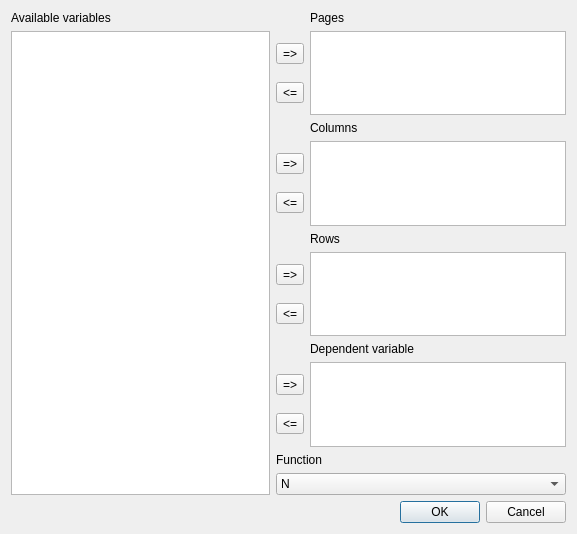
Before: the Qt Designer form cogstat/ui/pivot.ui in cogstat/cogstat, drawn with Qt 5.
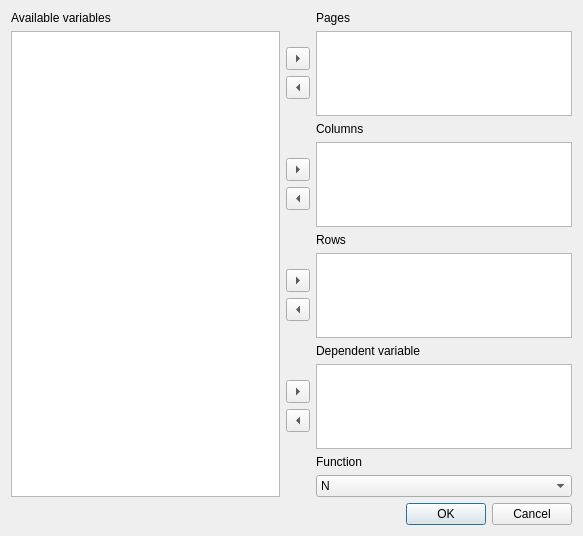
After: the same form once the commit is applied.

```diff
--- a/cogstat/ui/pivot.ui
+++ b/cogstat/ui/pivot.ui
@@ -6,15 +6,15 @@
    <rect>
     <x>0</x>
     <y>0</y>
-    <width>577</width>
-    <height>534</height>
+    <width>583</width>
+    <height>536</height>
    </rect>
   </property>
   <property name="windowTitle">
    <string>Pivot table</string>
   </property>
   <layout class="QGridLayout" name="gridLayout_5">
-   <item row="0" column="0" rowspan="5">
+   <item row="0" column="0" rowspan="4">
     <layout class="QVBoxLayout" name="verticalLayout_2">
      <item>
       <widget class="QLabel" name="label">
@@ -49,20 +49,46 @@
      </item>
      <item row="1" column="0">
       <layout class="QVBoxLayout" name="verticalLayout">
+       <item>
+        <spacer name="verticalSpacer">
+         <property name="orientation">
+          <enum>Qt::Vertical</enum>
+         </property>
+         <property name="sizeHint" stdset="0">
+          <size>
+           <width>20</width>
+           <height>40</height>
+          </size>
+         </property>
+        </spacer>
+       </item>
        <item>
         <widget class="QToolButton" name="addPages">
-         <property name="text">
-          <string>=&gt;</string>
+         <property name="arrowType">
+          <enum>Qt::RightArrow</enum>
          </property>
         </widget>
        </item>
        <item>
         <widget class="QToolButton" name="removePages">
-         <property name="text">
-          <string>&lt;=</string>
+         <property name="arrowType">
+          <enum>Qt::LeftArrow</enum>
          </property>
         </widget>
        </item>
+       <item>
+        <spacer name="verticalSpacer_2">
+         <property name="orientation">
+          <enum>Qt::Vertical</enum>
+         </property>
+         <property name="sizeHint" stdset="0">
+          <size>
+           <width>20</width>
+           <height>40</height>
+          </size>
+         </property>
+        </spacer>
+       </item>
       </layout>
      </item>
      <item row="1" column="1">
@@ -88,20 +114,46 @@
      </item>
      <item row="1" column="0">
       <layout class="QVBoxLayout" name="verticalLayout_3">
+       <item>
+        <spacer name="verticalSpacer_3">
+         <property name="orientation">
+          <enum>Qt::Vertical</enum>
+         </property>
+         <property name="sizeHint" stdset="0">
+          <size>
+           <width>20</width>
+           <height>40</height>
+          </size>
+         </property>
+        </spacer>
+       </item>
        <item>
         <widget class="QToolButton" name="addColumns">
-         <property name="text">
-          <string>=&gt;</string>
+         <property name="arrowType">
+          <enum>Qt::RightArrow</enum>
          </property>
         </widget>
        </item>
        <item>
         <widget class="QToolButton" name="removeColumns">
-         <property name="text">
-          <string>&lt;=</string>
+         <property name="arrowType">
+          <enum>Qt::LeftArrow</enum>
          </property>
         </widget>
        </item>
+       <item>
+        <spacer name="verticalSpacer_4">
+         <property name="orientation">
+          <enum>Qt::Vertical</enum>
+         </property>
+         <property name="sizeHint" stdset="0">
+          <size>
+           <width>20</width>
+           <height>40</height>
+          </size>
+         </property>
+        </spacer>
+       </item>
       </layout>
      </item>
      <item row="1" column="1">
@@ -127,20 +179,46 @@
      </item>
      <item row="1" column="0">
       <layout class="QVBoxLayout" name="verticalLayout_6">
+       <item>
+        <spacer name="verticalSpacer_5">
+         <property name="orientation">
+          <enum>Qt::Vertical</enum>
+         </property>
+         <property name="sizeHint" stdset="0">
+          <size>
+           <width>20</width>
+           <height>40</height>
+          </size>
+         </property>
+        </spacer>
+       </item>
        <item>
         <widget class="QToolButton" name="addRows">
-         <property name="text">
-          <string>=&gt;</string>
+         <property name="arrowType">
+          <enum>Qt::RightArrow</enum>
          </property>
         </widget>
        </item>
        <item>
         <widget class="QToolButton" name="removeRows">
-         <property name="text">
-          <string>&lt;=</string>
+         <property name="arrowType">
+          <enum>Qt::LeftArrow</enum>
          </property>
         </widget>
        </item>
+       <item>
+        <spacer name="verticalSpacer_6">
+         <property name="orientation">
+          <enum>Qt::Vertical</enum>
+         </property>
+         <property name="sizeHint" stdset="0">
+          <size>
+           <width>20</width>
+           <height>40</height>
+          </size>
+         </property>
+        </spacer>
+       </item>
       </layout>
      </item>
      <item row="1" column="1">
@@ -166,30 +244,52 @@
      </item>
      <item row="1" column="0">
       <layout class="QVBoxLayout" name="verticalLayout_5">
+       <item>
+        <spacer name="verticalSpacer_7">
+         <property name="orientation">
+          <enum>Qt::Vertical</enum>
+         </property>
+         <property name="sizeHint" stdset="0">
+          <size>
+           <width>20</width>
+           <height>40</height>
+          </size>
+         </property>
+        </spacer>
+       </item>
        <item>
         <widget class="QToolButton" name="addDependent">
-         <property name="text">
-          <string>=&gt;</string>
+         <property name="arrowType">
+          <enum>Qt::RightArrow</enum>
          </property>
         </widget>
        </item>
        <item>
         <widget class="QToolButton" name="removeDependent">
-         <property name="text">
-          <string>&lt;=</string>
+         <property name="arrowType">
+          <enum>Qt::LeftArrow</enum>
          </property>
         </widget>
        </item>
+       <item>
+        <spacer name="verticalSpacer_8">
+         <property name="orientation">
+          <enum>Qt::Vertical</enum>
+         </property>
+         <property name="sizeHint" stdset="0">
+          <size>
+           <width>20</width>
+           <height>40</height>
+          </size>
+         </property>
+        </spacer>
+       </item>
       </layout>
      </item>
      <item row="1" column="1">
       <widget class="QListWidget" name="dependentListWidget"/>
      </item>
-    </layout>
-   </item>
-   <item row="4" column="1">
-    <layout class="QVBoxLayout" name="verticalLayout_4">
-     <item>
+     <item row="2" column="1">
       <widget class="QLabel" name="label_6">
        <property name="text">
         <string>Function</string>
@@ -199,7 +299,7 @@
        </property>
       </widget>
      </item>
-     <item>
+     <item row="3" column="1">
       <widget class="QComboBox" name="function">
        <item>
         <property name="text">
@@ -245,7 +345,7 @@
      </item>
     </layout>
    </item>
-   <item row="5" column="1">
+   <item row="4" column="1">
     <widget class="QDialogButtonBox" name="buttonBox">
      <property name="orientation">
       <enum>Qt::Horizontal</enum>
```
